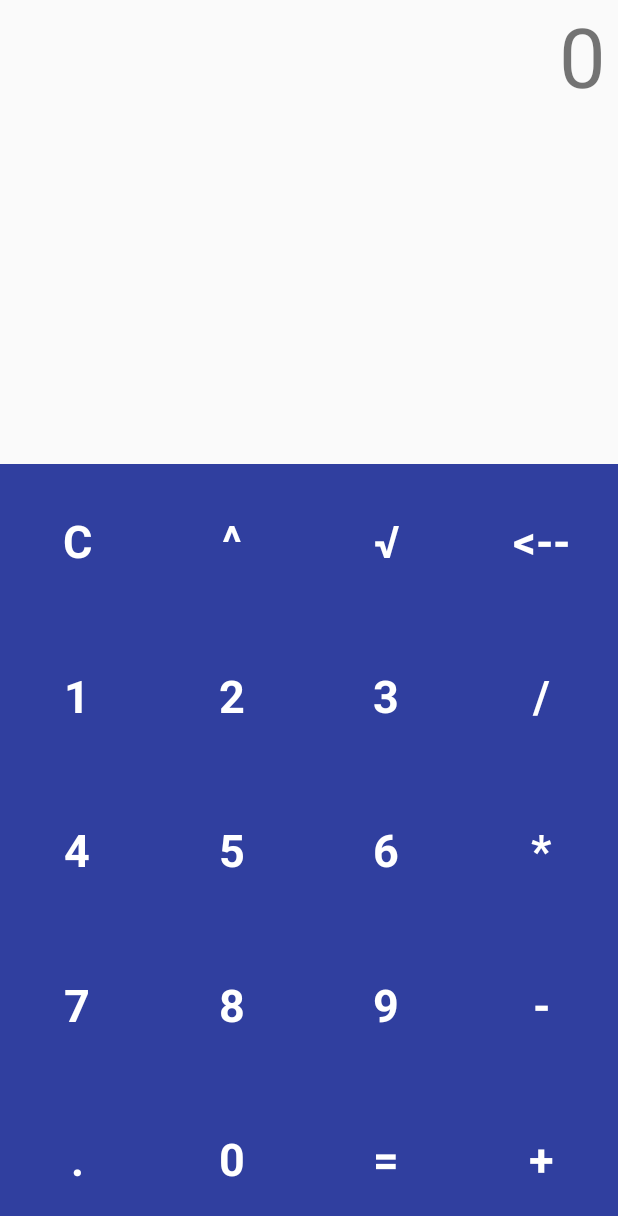
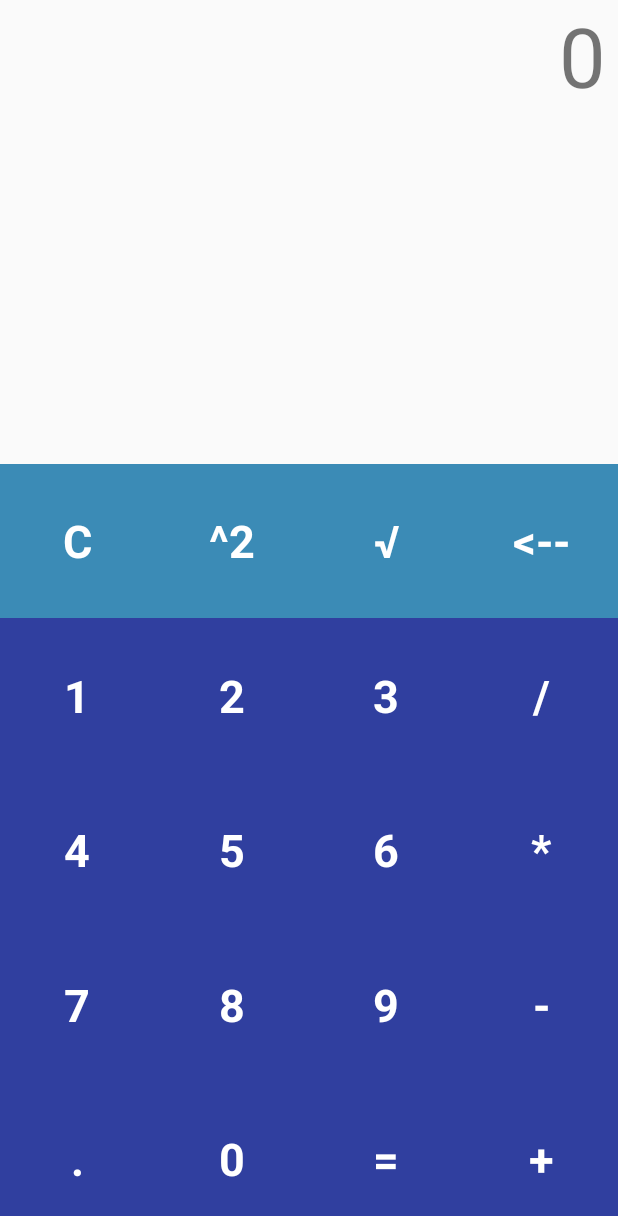
Before and after one commit to alessioGalatolo/FirstCalculator, an Android app: the screen it shows after launch (MainActivity), on a phone screen of 412 x 824 dp. Shown: the top 1216 px of the screen. Run offline under Robolectric (Android 15) with nearby library versions, the phone set to English and light mode, and no system bars; 1 statement that could not run was skipped.

Commit message:
changes to design and colors

```diff
--- a/app/src/main/res/drawable/button_round.xml
+++ b/app/src/main/res/drawable/button_round.xml
@@ -1,8 +1,10 @@
 <?xml version="1.0" encoding="utf-8"?>
 <shape xmlns:android="http://schemas.android.com/apk/res/android">
-    <corners
-        android:bottomRightRadius="7dp"
-        android:bottomLeftRadius="7dp"
-        android:topLeftRadius="7dp"
-        android:topRightRadius="7dp" />
+    <corners android:radius="4000dp" />
+    <!--<corners-->
+        <!--android:bottomRightRadius="30dp"-->
+        <!--android:bottomLeftRadius="30dp"-->
+        <!--android:topLeftRadius="30dp"-->
+        <!--android:topRightRadius="30dp" />-->
+    <solid android:color="@color/colorPrimary" />
 </shape>
--- a/app/src/main/res/layout-land/activity_main.xml
+++ b/app/src/main/res/layout-land/activity_main.xml
@@ -12,9 +12,19 @@
         android:layout_height="0dp"
         app:layout_constraintBottom_toBottomOf="parent"
         app:layout_constraintEnd_toEndOf="parent"
+        app:layout_constraintStart_toStartOf="@+id/b_4"
+        app:layout_constraintTop_toTopOf="@+id/b_snd"
+        app:srcCompat="@color/colorPrimaryDark" />
+
+    <ImageView
+        android:id="@+id/imageView4"
+        android:layout_width="0dp"
+        android:layout_height="0dp"
+        app:layout_constraintBottom_toBottomOf="parent"
+        app:layout_constraintEnd_toStartOf="@+id/imageView"
         app:layout_constraintStart_toStartOf="parent"
         app:layout_constraintTop_toTopOf="@+id/b_snd"
-        app:srcCompat="@color/colorPrimaryDark" />
+        app:srcCompat="@color/colorPrimary" />
 
     <Button
         android:id="@+id/b_log"
@@ -437,7 +447,10 @@
         style="@style/Widget.AppCompat.Button.Borderless.Colored"
         android:layout_width="0dp"
         android:layout_height="0dp"
-        android:background="@color/colorPrimaryDark"
+        android:layout_marginBottom="8dp"
+        android:layout_marginEnd="4dp"
+        android:layout_marginTop="8dp"
+        android:background="@drawable/button_round"
         android:text="@string/canc_string"
         android:textColor="@android:color/white"
         android:textSize="21sp"
@@ -450,6 +463,7 @@
         android:id="@+id/output1"
         android:layout_width="0dp"
         android:layout_height="0dp"
+        android:layout_marginEnd="4dp"
         android:text="0"
         android:textAlignment="textEnd"
         android:textSize="45sp"
--- a/app/src/main/res/layout/activity_main.xml
+++ b/app/src/main/res/layout/activity_main.xml
@@ -8,13 +8,24 @@
 
 
     <ImageView
+        android:id="@+id/imageView3"
+        android:layout_width="0dp"
+        android:layout_height="0dp"
+        app:layout_constraintBottom_toTopOf="@+id/b_1"
+        app:layout_constraintEnd_toEndOf="parent"
+        app:layout_constraintStart_toStartOf="parent"
+        app:layout_constraintTop_toBottomOf="@+id/output_sign"
+        app:srcCompat="@color/colorPrimary" />
+
+    <ImageView
         android:id="@+id/imageView2"
         android:layout_width="0dp"
         android:layout_height="0dp"
+        android:contentDescription="@string/backgroundString"
         app:layout_constraintBottom_toBottomOf="parent"
         app:layout_constraintEnd_toEndOf="parent"
         app:layout_constraintStart_toStartOf="parent"
-        app:layout_constraintTop_toTopOf="@+id/canc_all"
+        app:layout_constraintTop_toTopOf="@+id/b_1"
         app:srcCompat="@color/colorPrimaryDark" />
 
     <TextView
@@ -49,16 +60,16 @@
         android:textStyle="bold"
         app:layout_constraintBottom_toTopOf="@+id/b_1"
         app:layout_constraintDimensionRatio="1:1"
-        app:layout_constraintEnd_toStartOf="@+id/b_power"
+        app:layout_constraintEnd_toStartOf="@+id/b_sqpow"
         app:layout_constraintHorizontal_bias="0.5"
         app:layout_constraintStart_toStartOf="parent" />
 
     <Button
-        android:id="@+id/b_power"
+        android:id="@+id/b_sqpow"
         style="@style/Widget.AppCompat.Button.Borderless"
         android:layout_width="0dp"
         android:layout_height="0dp"
-        android:text="^"
+        android:text="^2"
         android:textAppearance="@style/TextAppearance.AppCompat"
         android:textColor="@android:color/white"
         android:textSize="30sp"
@@ -81,12 +92,12 @@
         android:textColor="@android:color/white"
         android:textSize="30sp"
         android:textStyle="bold"
-        app:layout_constraintBottom_toBottomOf="@+id/b_power"
+        app:layout_constraintBottom_toBottomOf="@+id/b_sqpow"
         app:layout_constraintDimensionRatio="1:1"
         app:layout_constraintEnd_toStartOf="@+id/b_canc"
         app:layout_constraintHorizontal_bias="0.5"
-        app:layout_constraintStart_toEndOf="@+id/b_power"
-        app:layout_constraintTop_toTopOf="@+id/b_power"
+        app:layout_constraintStart_toEndOf="@+id/b_sqpow"
+        app:layout_constraintTop_toTopOf="@+id/b_sqpow"
         app:layout_constraintVertical_bias="1.0" />
 
     <Button
@@ -393,7 +404,7 @@
         android:textColor="@android:color/darker_gray"
         android:textSize="45sp"
         android:textStyle="italic"
-        app:layout_constraintBottom_toTopOf="@+id/imageView2"
+        app:layout_constraintBottom_toTopOf="@+id/canc_all"
         app:layout_constraintEnd_toEndOf="parent"
         app:layout_constraintHorizontal_bias="0.5"
         app:layout_constraintStart_toEndOf="@+id/output_sign"
--- a/app/src/main/res/values/colors.xml
+++ b/app/src/main/res/values/colors.xml
@@ -1,7 +1,6 @@
 <?xml version="1.0" encoding="utf-8"?>
 <resources>
-    <color name="colorPrimary">#51b53f</color>
-    <!--<color name="colorPrimary">#3f51b5</color>-->
+    <color name="colorPrimary">#3b8bb6</color>
     <color name="colorPrimaryDark">#303f9f</color>
     <color name="colorAccent">#FF4081</color>
 </resources>
--- a/app/src/main/res/values/strings.xml
+++ b/app/src/main/res/values/strings.xml
@@ -1,4 +1,5 @@
 <resources>
     <string name="app_name">My Calculator</string>
     <string name="canc_string"><![CDATA[<--]]></string>
+    <string name="backgroundString">background</string>
 </resources>
```
